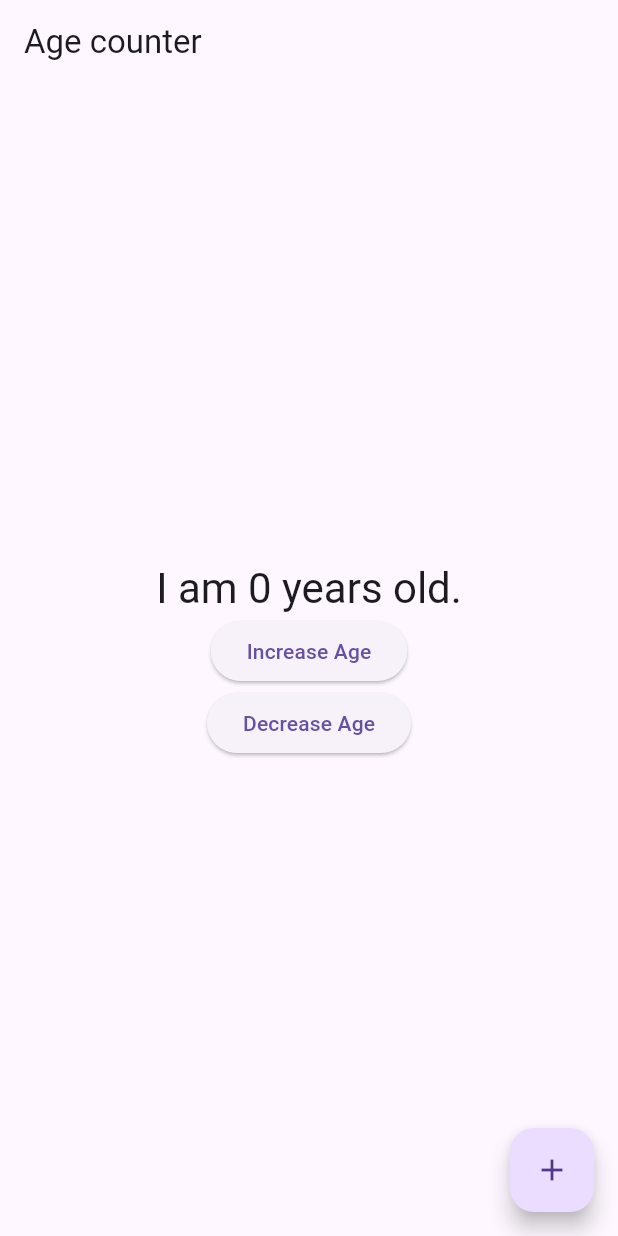
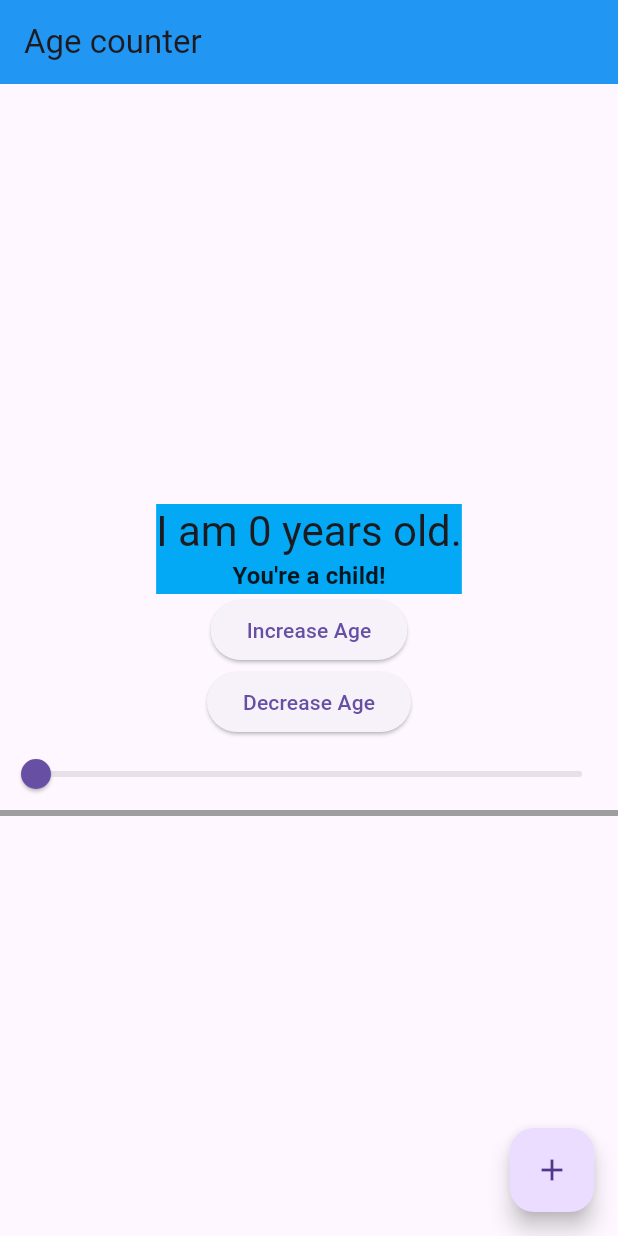
Before and after one commit to fernandocm9/MAD_inclass6_providers, a Flutter app: the screen it shows after launch, on a phone screen of 412 x 824 dp. Run offline on Flutter 3.47's test engine with Material 3 defaults, Android fonts, the phone set to English and light mode, and no system bars; missing offline and left inert: window_size.

```diff
--- a/in_class_6/lib/main.dart
+++ b/in_class_6/lib/main.dart
@@ -50,18 +50,32 @@ void setupWindow() {
 class Counter with ChangeNotifier {
   int value = 0;
   void increment() {
+    if (value >= 100) {
+      return;
+    }
+
     value += 1;
     notifyListeners();
   }
 
   void decrement() {
+    if (value <= 0) {
+      return;
+    }
     value -= 1;
+    notifyListeners();
+  }
+
+  void setValue(int newValue) {
+    value = newValue;
     notifyListeners();
   }
 }
 
 class MyApp extends StatelessWidget {
   const MyApp({super.key});
+
+  // String milestoneMessage = 'You\'re a child';
   @override
   Widget build(BuildContext context) {
     return MaterialApp(
@@ -72,12 +86,15 @@ class MyApp extends StatelessWidget {
   }
 }
 
+
 class MyHomePage extends StatelessWidget {
   const MyHomePage({super.key});
+
+
   @override
   Widget build(BuildContext context) {
     return Scaffold(
-      appBar: AppBar(title: const Text('Age counter')),
+      appBar: AppBar(title: const Text('Age counter'), backgroundColor: Colors.blue,),
       body: Center(
         child: Column(
           mainAxisAlignment: MainAxisAlignment.center,
@@ -88,13 +105,83 @@ class MyHomePage extends StatelessWidget {
             // rebuilds if the model is updated.
             Consumer<Counter>(
               builder:
-                  (context, counter, child) => Text(
-                    'I am ${counter.value} years old.',
-                    style: Theme.of(context).textTheme.headlineMedium,
+                  (context, counter, child){
+                  String milestoneMessage = '';
+                  Color backgroundColor = Colors.white;
+
+                  if (counter.value < 13) {
+                    milestoneMessage = 'You\'re a child!';
+                    backgroundColor = Colors.lightBlue;
+                  } else if (counter.value < 20) {
+                    milestoneMessage = 'Teenager time!';
+                    backgroundColor = Colors.lightGreen;
+                  } else if (counter.value < 31) {
+                    milestoneMessage = 'You\'re a young adult!';
+                    backgroundColor = Colors.yellow;
+                  } else if (counter.value < 51) {
+                    milestoneMessage = 'You\'re an adult now!';
+                    backgroundColor = Colors.orange;
+                  } else {
+                    milestoneMessage = 'Golden years!';
+                    backgroundColor = Colors.grey;
+                  };
+
+                  return Container(
+                  // width: double.infinity,  // Ensures full width
+                  // padding: EdgeInsets.all(16),  // Adds spacing inside the container
+                  color: backgroundColor,
+                  child: Column(
+                    children: [
+                      Text(
+                        'I am ${counter.value} years old.',
+                        style: Theme.of(context).textTheme.headlineMedium,
+                      ),
+                      Text(
+                        milestoneMessage,
+                        style: Theme.of(context).textTheme.titleMedium?.copyWith(
+                          fontWeight: FontWeight.bold,
+                          color: Colors.black87,
+                        ),
+                      ),
+                    ],
                   ),
+                );
+              },
             ),
             ElevatedButton(onPressed: () {context.read<Counter>().increment();}, child: Text('Increase Age')),
             ElevatedButton(onPressed: () {context.read<Counter>().decrement();}, child: Text('Decrease Age')),
+            Consumer<Counter>(
+              builder: (context, counter, child) {
+                return Slider(
+                  value: counter.value.toDouble(),
+                  min: 0,
+                  max: 100,
+                  onChanged: (newValue) {
+                    counter.setValue(newValue.toInt());
+                  },
+                );
+              },
+            ),
+            Consumer<Counter>(
+              builder: (context, counter, child) {
+                double progress = (counter.value ~/ 33) / 3;
+                Color barColor;
+
+                if (progress < 0.34) {
+                  barColor = Colors.green;
+                } else if (progress < 0.67) {
+                  barColor = Colors.yellow;
+                } else {
+                  barColor = Colors.red;
+                }
+
+                return LinearProgressIndicator(
+                  value: progress,
+                  backgroundColor: Colors.grey,
+                  color: barColor,
+                );
+              },
+            ),
           ],
         ),
       ),
```
